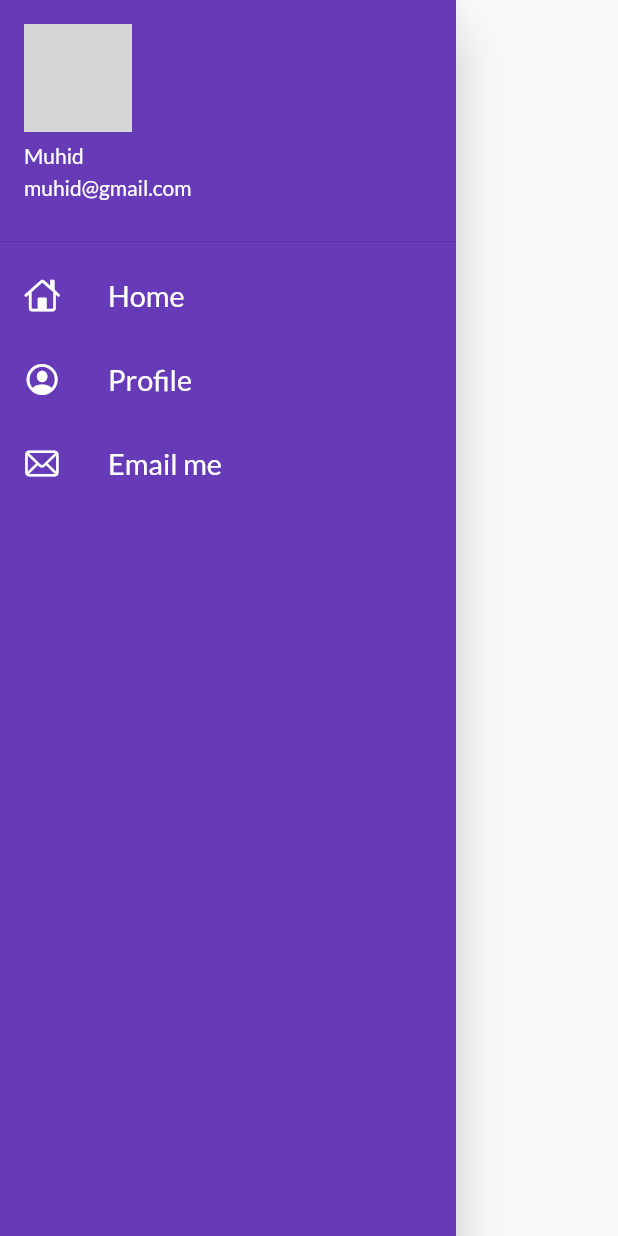
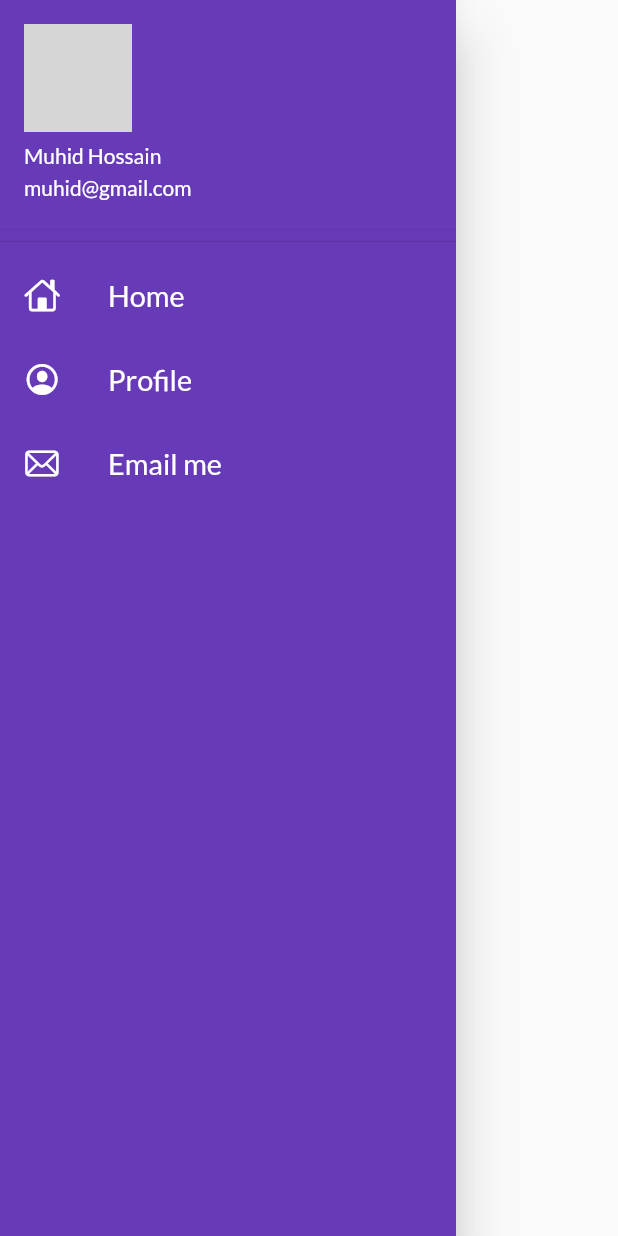
Before and after one commit to muhidhossain/flutter_catalog, a Flutter app: the MyDrawer widget shown alone on an empty page, opened directly, on a phone screen of 412 x 824 dp. Run offline on Flutter 3.47's test engine with Material 2 defaults, Android fonts, the phone set to English and light mode, and no system bars; our stand-ins replace google_fonts; network calls fail; grey boxes are pictures that could not be loaded.

Commit message:
card widget

```diff
--- a/lib/widgets/drawer.dart
+++ b/lib/widgets/drawer.dart
@@ -6,7 +6,7 @@ class MyDrawer extends StatelessWidget {
 
   @override
   Widget build(BuildContext context) {
-    final imageUrl =
+    const imageUrl =
         "https://i.pinimg.com/280x280_RS/4e/a9/f6/4ea9f6e751430aa567c5ecdb133c8810.jpg";
 
     return Drawer(
@@ -14,17 +14,17 @@ class MyDrawer extends StatelessWidget {
         color: Colors.deepPurple,
         child: ListView(
           padding: EdgeInsets.zero,
-          children: [
+          children: const [
             DrawerHeader(
                 padding: EdgeInsets.zero,
                 child: UserAccountsDrawerHeader(
-                  accountName: const Text("Muhid"),
-                  accountEmail: const Text("muhid@gmail.com"),
+                  accountName: Text("Muhid Hossain"),
+                  accountEmail: Text("muhid@gmail.com"),
                   currentAccountPicture: CircleAvatar(
                     backgroundImage: NetworkImage(imageUrl),
                   ),
                 )),
-            const ListTile(
+            ListTile(
               leading: Icon(CupertinoIcons.home, color: Colors.white),
               title: Text(
                 "Home",
@@ -32,7 +32,7 @@ class MyDrawer extends StatelessWidget {
                 style: TextStyle(color: Colors.white),
               ),
             ),
-            const ListTile(
+            ListTile(
               leading:
                   Icon(CupertinoIcons.profile_circled, color: Colors.white),
               title: Text(
@@ -41,7 +41,7 @@ class MyDrawer extends StatelessWidget {
                 style: TextStyle(color: Colors.white),
               ),
             ),
-            const ListTile(
+            ListTile(
               leading: Icon(CupertinoIcons.mail, color: Colors.white),
               title: Text(
                 "Email me",
```
Also changed, not shown: lib/models/catalog.dart (+14 -12 lines), lib/pages/home_page.dart (+10 -4 lines), lib/widgets/item_widget.dart (added, +29 -0 lines).
